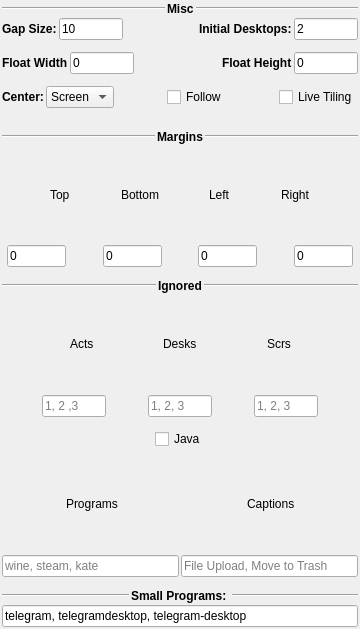
Above: contents/ui/config.ui from Jazqa/kwin-quarter-tiling before the change. Below: the same form after it.
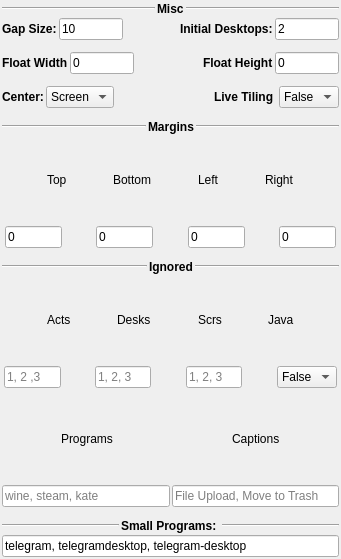
That is the form after the change.

Commit message: revert #58 while working on a fix

```diff
--- a/contents/ui/config.ui
+++ b/contents/ui/config.ui
@@ -6,8 +6,8 @@
    <rect>
     <x>0</x>
     <y>0</y>
-    <width>360</width>
-    <height>629</height>
+    <width>341</width>
+    <height>559</height>
    </rect>
   </property>
   <property name="sizePolicy">
@@ -302,63 +302,36 @@
         </spacer>
        </item>
        <item>
-        <widget class="QCheckBox" name="kcfg_follow">
-         <property name="toolTip">
-          <string>Go to the next busy desktop when the last window of a desktop is closed</string>
-         </property>
+        <widget class="QLabel" name="liveTilingLabel">
          <property name="text">
-          <string>Follow</string>
+          <string>&lt;html&gt;&lt;head/&gt;&lt;body&gt;&lt;p&gt;&lt;span style=&quot; font-weight:600;&quot;&gt;Live
+           Tiling&lt;/span&gt;&lt;/p&gt;&lt;/body&gt;&lt;/html&gt;
+          </string>
          </property>
         </widget>
        </item>
        <item>
-        <spacer name="horizontalSpacer_28">
-         <property name="orientation">
-          <enum>Qt::Horizontal</enum>
-         </property>
-         <property name="sizeHint" stdset="0">
+        <widget class="QComboBox" name="kcfg_liveTiling">
+         <property name="maximumSize">
           <size>
-           <width>40</width>
-           <height>20</height>
+           <width>64</width>
+           <height>16777215</height>
           </size>
          </property>
-        </spacer>
-       </item>
-       <item>
-        <widget class="QCheckBox" name="kcfg_liveTiling">
-         <property name="toolTip">
-          <string>Tile the windows live when dragging and resizing with mouse</string>
-         </property>
-         <property name="text">
-          <string>Live Tiling</string>
-         </property>
+         <item>
+          <property name="text">
+           <string>False</string>
+          </property>
+         </item>
+         <item>
+          <property name="text">
+           <string>True</string>
+          </property>
+         </item>
         </widget>
        </item>
       </layout>
      </item>
-     <item>
-      <spacer name="verticalSpacer_8">
-       <property name="orientation">
-        <enum>Qt::Vertical</enum>
-       </property>
-       <property name="sizeType">
-        <enum>QSizePolicy::Fixed</enum>
-       </property>
-       <property name="sizeHint" stdset="0">
-        <size>
-         <width>20</width>
-         <height>10</height>
-        </size>
-       </property>
-      </spacer>
-     </item>
-     <item>
-      <layout class="QHBoxLayout" name="horizontalLayout_9">
-       <property name="topMargin">
-        <number>0</number>
-       </property>
-      </layout>
-     </item>
      <item>
       <spacer name="verticalSpacer_4">
        <property name="orientation">
@@ -761,6 +734,26 @@
          </property>
         </spacer>
        </item>
+       <item>
+        <widget class="QLabel" name="ignoreJavaLabel">
+         <property name="text">
+          <string>&lt;html&gt;&lt;head/&gt;&lt;body&gt;&lt;p&gt;Java&lt;/p&gt;&lt;/body&gt;&lt;/html&gt;</string>
+         </property>
+        </widget>
+       </item>
+       <item>
+        <spacer name="horizontalSpacer_16">
+         <property name="orientation">
+          <enum>Qt::Horizontal</enum>
+         </property>
+         <property name="sizeHint" stdset="0">
+          <size>
+           <width>10</width>
+           <height>20</height>
+          </size>
+         </property>
+        </spacer>
+       </item>
       </layout>
      </item>
      <item>
@@ -868,51 +861,28 @@
          </property>
         </spacer>
        </item>
-      </layout>
-     </item>
-     <item>
-      <spacer name="verticalSpacer_9">
-       <property name="orientation">
-        <enum>Qt::Vertical</enum>
-       </property>
-       <property name="sizeType">
-        <enum>QSizePolicy::Fixed</enum>
-       </property>
-       <property name="sizeHint" stdset="0">
-        <size>
-         <width>20</width>
-         <height>10</height>
-        </size>
-       </property>
-      </spacer>
-     </item>
-     <item>
-      <layout class="QHBoxLayout" name="horizontalLayout_10">
        <item>
-        <spacer name="horizontalSpacer_16">
-         <property name="orientation">
-          <enum>Qt::Horizontal</enum>
-         </property>
-         <property name="sizeHint" stdset="0">
+        <widget class="QComboBox" name="kcfg_ignoreJava">
+         <property name="maximumSize">
           <size>
-           <width>10</width>
-           <height>20</height>
+           <width>64</width>
+           <height>16777215</height>
           </size>
          </property>
-        </spacer>
-       </item>
-       <item>
-        <widget class="QCheckBox" name="kcfg_ignoreJava">
-         <property name="toolTip">
-          <string>Ignores all Java programs if checked</string>
-         </property>
-         <property name="text">
-          <string>Java</string>
-         </property>
+         <item>
+          <property name="text">
+           <string>False</string>
+          </property>
+         </item>
+         <item>
+          <property name="text">
+           <string>True</string>
+          </property>
+         </item>
         </widget>
        </item>
        <item>
-        <spacer name="horizontalSpacer_30">
+        <spacer name="horizontalSpacer_21">
          <property name="orientation">
           <enum>Qt::Horizontal</enum>
          </property>
```
Left out of the diff: 48 changed lines with no effect on the pictures. The commit also changes 2 other files.
